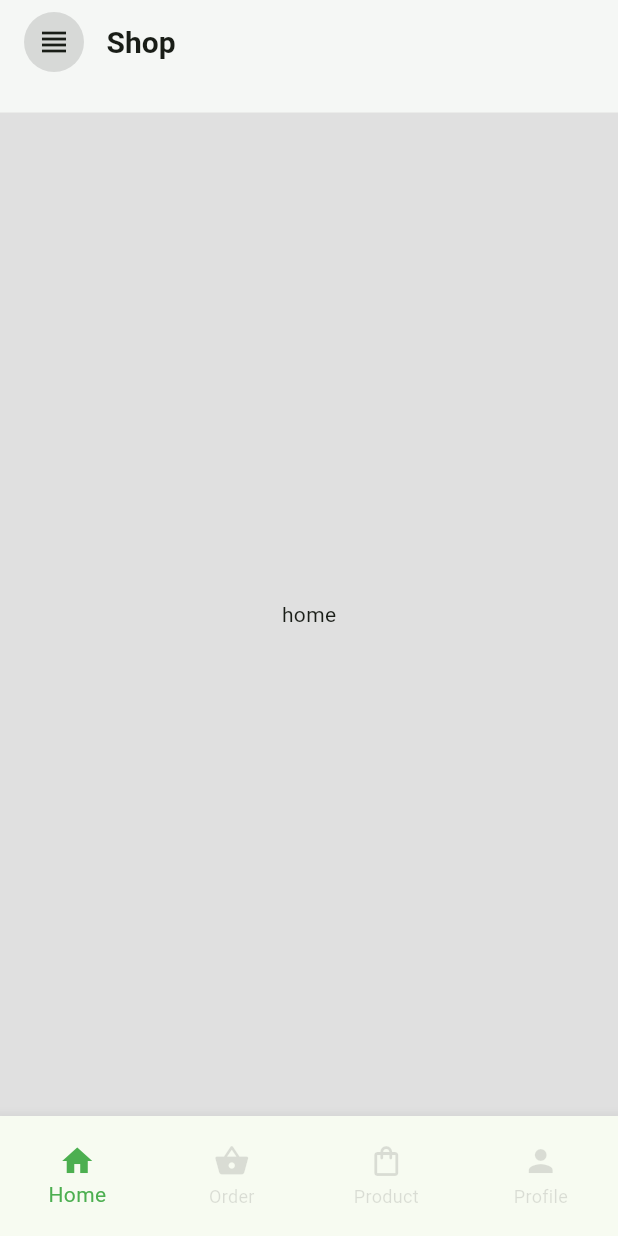
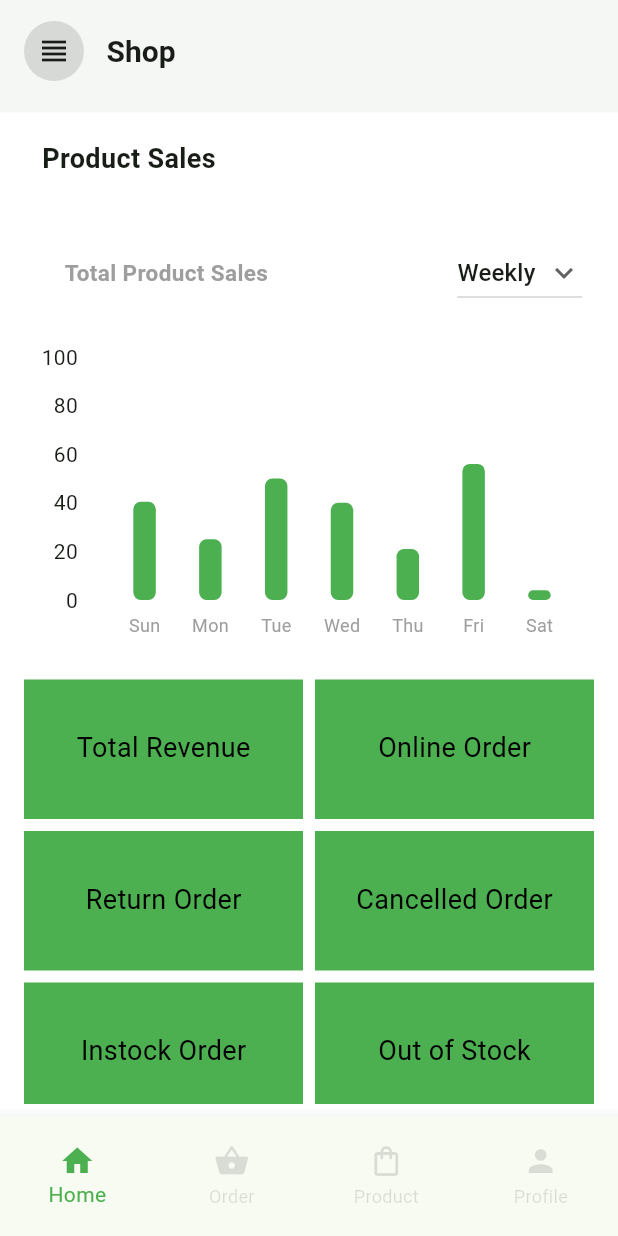
Before and after one commit to ayushmittal-1/flutter_passdn, a Flutter app: the screen it shows after launch, on a phone screen of 412 x 824 dp. Run offline on Flutter 3.47's test engine with Material 3 defaults, Android fonts, the phone set to English and light mode, and no system bars; drawn by our look-alikes of fl_chart; our stand-ins replace dotted_line.

Commit message:
HomePage

```diff
--- /dev/null
+++ b/lib/components/bar graph/bar_data.dart
@@ -0,0 +1,37 @@
+import 'package:fluttertask/components/bar%20graph/indivisual_bar.dart';
+
+class BarData{
+  final double sunAmount;
+  final double monAmount;
+  final double tueAmount;
+  final double wedAmount;
+  final double thuAmount;
+  final double friAmount;
+  final double satAmount;
+
+  BarData({
+    required this.sunAmount,
+    required this.monAmount,
+    required this.tueAmount,
+    required this.wedAmount,
+    required this.thuAmount,
+    required this.friAmount,
+    required this.satAmount
+});
+  List<IndivisualBar> barData =[];
+
+  //initialize the data
+void initializeBarData(){
+  barData=[
+    IndivisualBar(x: 0, y: sunAmount),
+    IndivisualBar(x: 1, y: monAmount),
+    IndivisualBar(x: 2, y: tueAmount),
+    IndivisualBar(x: 3, y: wedAmount),
+    IndivisualBar(x: 4, y: thuAmount),
+    IndivisualBar(x: 5, y: friAmount),
+    IndivisualBar(x: 6, y: satAmount),
+
+
+  ];
+}
+}
--- /dev/null
+++ b/lib/components/bar graph/bar_graph.dart
@@ -0,0 +1,87 @@
+import 'package:fl_chart/fl_chart.dart';
+import 'package:flutter/material.dart';
+import 'package:fluttertask/components/bar%20graph/bar_data.dart';
+import 'package:fluttertask/theme/app_pallete.dart';
+
+class MyBarGraph extends StatelessWidget {
+  final List weeklySummary;
+
+  const MyBarGraph({super.key, required this.weeklySummary});
+
+
+  @override
+  Widget build(BuildContext context) {
+    BarData myBarData = BarData(sunAmount: weeklySummary[0],
+        monAmount: weeklySummary[1],
+        tueAmount: weeklySummary[2],
+        wedAmount: weeklySummary[3],
+        thuAmount: weeklySummary[4],
+        friAmount: weeklySummary[5],
+        satAmount: weeklySummary[6]
+    );
+
+    myBarData.initializeBarData();
+    return Padding(
+      padding: const EdgeInsets.all(8.0),
+      child: BarChart(
+          BarChartData(
+
+
+            gridData: FlGridData(show: false),
+        maxY: 100,
+            minY: 0,
+            borderData: FlBorderData(show: false),
+            titlesData: FlTitlesData(
+              show: true,
+              topTitles: AxisTitles(
+                sideTitles: SideTitles(showTitles: false)
+              ),
+              rightTitles: AxisTitles(
+                  sideTitles: SideTitles(showTitles: false)
+
+              ),
+              bottomTitles: AxisTitles(
+                sideTitles: SideTitles(showTitles: true,getTitlesWidget: getBottomTitles)
+              )
+
+
+
+            ),
+            barGroups: myBarData.barData.map((data) => BarChartGroupData(x: data.x,barRods:[
+              BarChartRodData(toY: data.y,color: AppPallete.green1,width: 15,borderRadius: BorderRadius.circular(5))
+              ,] )).toList(),
+      )),
+    );
+  }
+}
+Widget getBottomTitles(double value, TitleMeta meta) {
+  const style = TextStyle(color: AppPallete.grey, fontWeight: FontWeight.normal, fontSize: 12);
+  Widget text;
+  switch (value.toInt()) {
+    case 0:
+      text = const Text('Sun', style: style);
+      break;
+    case 1:
+      text = const Text('Mon', style: style);
+      break;
+    case 2:
+      text = const Text('Tue', style: style);
+      break;
+    case 3:
+      text = const Text('Wed', style: style);
+      break;
+    case 4:
+      text = const Text('Thu', style: style);
+      break;
+    case 5:
+      text = const Text('Fri', style: style);
+      break;
+    case 6:
+      text = const Text('Sat', style: style);
+      break;
+    default:
+      text = const Text('', style: style); // Assign the Text widget to text
+      break;
+  }
+  return SideTitleWidget(axisSide: meta.axisSide, child: text);
+}
--- /dev/null
+++ b/lib/components/bar graph/indivisual_bar.dart
@@ -0,0 +1,9 @@
+class IndivisualBar{
+  final int x; //position on x axis
+  final double y;//value on y axis
+
+IndivisualBar(
+  {required this.x,
+  required this.y}
+    );
+}
--- a/lib/components/customer_info_card.dart
+++ /dev/null
@@ -1,25 +0,0 @@
-import 'package:flutter/material.dart';
-import 'package:fluttertask/theme/app_pallete.dart';
-
-class CustomerCard extends StatelessWidget {
-  const CustomerCard({Key? key}) : super(key: key);
-
-  @override
-  Widget build(BuildContext context) {
-    return Container(
-        height: 100,
-        width: 500,
-        decoration: BoxDecoration(
-            borderRadius: BorderRadius.circular(15),
-            color: AppPallete.white1),
-        child: ListTile(
-          title: Text('title'),
-          subtitle: Text('subtitle'),
-          leading: Icon(Icons.star_border_sharp),
-          trailing: IconButton(
-            icon: Icon(Icons.add),
-            onPressed: () {},
-          ),
-        ));
-  }
-}
--- /dev/null
+++ b/lib/components/grid.dart
@@ -0,0 +1,62 @@
+import 'package:flutter/material.dart';
+import 'package:fluttertask/models/objects/cancelledorder.dart';
+import 'package:fluttertask/models/objects/instockproduct.dart';
+import 'package:fluttertask/models/objects/onlineorder.dart';
+import 'package:fluttertask/models/objects/outofstockproduct.dart';
+import 'package:fluttertask/models/objects/returnorder.dart';
+import 'package:fluttertask/models/objects/totalrevenue.dart';
+import 'package:fluttertask/theme/app_pallete.dart';
+
+class Grid extends StatelessWidget {
+  const Grid({Key? key}) : super(key: key);
+
+  @override
+  Widget build(BuildContext context) {
+    final List<String> griditems = [
+      Totalrevenue().name,
+      OnlineOrder().name,
+      ReturnOrder().name,
+      CancelOrder().name,
+      InstockProduct().name,
+      OutofstockProduct().name,
+    ];
+    return Column(
+      children: [
+        GridView.builder(
+          shrinkWrap: true,
+          primary: false,
+          padding: const EdgeInsets.all(8.0),
+          gridDelegate: SliverGridDelegateWithFixedCrossAxisCount(
+            crossAxisCount: 2, // 2 columns
+            mainAxisSpacing: 8.0,
+            crossAxisSpacing: 8.0,
+            childAspectRatio: 2 / 1, // Adjust the aspect ratio as needed
+          ),
+          itemCount: griditems.length,
+          itemBuilder: (context, index) {
+            return GridTile(
+              child: Container(
+                color: AppPallete.green1,
+
+
+                child: Center(
+                  child: Container(
+                    decoration: BoxDecoration(
+                        border: Border(
+                            bottom: BorderSide(width: 1.5,color: AppPallete.green1)
+                        )
+                    ),
+                    child: Text(
+                      griditems[index],
+                      style: TextStyle(color: Colors.black, fontSize: 18),
+                    ),
+                  ),
+                ),
+              ),
+            );
+          },
+        ),
+      ],
+    );
+  }
+}
--- /dev/null
+++ b/lib/models/objects/cancelledorder.dart
@@ -0,0 +1,4 @@
+class CancelOrder{
+  String name = 'Cancelled Order';
+  int quantity = 770;
+}
--- /dev/null
+++ b/lib/models/objects/instockproduct.dart
@@ -0,0 +1,4 @@
+class InstockProduct{
+  String name = 'Instock Order';
+  int quantity = 770;
+}
--- /dev/null
+++ b/lib/models/objects/onlineorder.dart
@@ -0,0 +1,4 @@
+class OnlineOrder{
+  String name = 'Online Order';
+  int quantity = 770;
+}
--- /dev/null
+++ b/lib/models/objects/outofstockproduct.dart
@@ -0,0 +1,4 @@
+class OutofstockProduct{
+  String name = 'Out of Stock';
+  int quantity = 770;
+}
--- /dev/null
+++ b/lib/models/objects/returnorder.dart
@@ -0,0 +1,4 @@
+class ReturnOrder{
+  String name = 'Return Order';
+  int quantity = 770;
+}
--- /dev/null
+++ b/lib/models/objects/totalrevenue.dart
@@ -0,0 +1,5 @@
+class Totalrevenue{
+  String name = 'Total Revenue';
+  int quantity = 770;
+  // Totalrevenue({required this.name,required this.quantity});
+}
--- a/lib/screens/homepage.dart
+++ b/lib/screens/homepage.dart
@@ -1,21 +1,56 @@
+import 'package:flutter/cupertino.dart';
 import 'package:flutter/material.dart';
+import 'package:fluttertask/components/bar%20graph/bar_graph.dart';
+
+
 import 'package:fluttertask/theme/app_pallete.dart';
 
-class HomePage extends StatelessWidget {
+import '../components/grid.dart';
+
+class HomePage extends StatefulWidget {
   const HomePage({Key? key}) : super(key: key);
+
+  @override
+  State<HomePage> createState() => _HomePageState();
+}
+
+class _HomePageState extends State<HomePage> {
+  List<double> weeklySummary = [
+    40.40,
+    25,
+    50,
+    40,
+    21,
+    56,
+    4,
+  ];
+
+  String dropdownvalue = 'Weekly';
+
+  // List of items in our dropdown menu
+  var items = [
+    'Weekly',
+    'Monthly',
+    'Yearly',
+
+  ];
+
+
 
   @override
   Widget build(BuildContext context) {
     return SafeArea(
       child: Scaffold(
-        backgroundColor: AppPallete.background,
+        backgroundColor: AppPallete.white1,
         appBar: PreferredSize(
           preferredSize: Size.fromHeight(75),
           child: AppBar(
             backgroundColor: AppPallete.white1,
 
             elevation: 1,
-            title: Row(
+            title: Padding(
+              padding: const EdgeInsets.only(top: 12.0),
+              child: Row(
                 children: [
                   Container(
                       decoration: BoxDecoration(
@@ -37,7 +72,91 @@ class HomePage extends StatelessWidget {
               ),
             ),
           ),
-        body: Center(child: Text('home')),
+        ),
+        body: Padding(
+          padding: const EdgeInsets.all(8.0),
+          child: SingleChildScrollView(
+            child: Column(
+              children: [
+                //product sale
+                Padding(
+                  padding: const EdgeInsets.only(left: 20,top: 10,bottom: 15,),
+                  child: Row(
+                    children: [
+                      Text('Product Sales',
+                        style: TextStyle(fontSize: 18,fontWeight: FontWeight.bold),),
+
+
+                    ],
+
+                  ),
+                ),
+                //total product sales +  dropdown of weekly monthly yearly
+                Padding(
+                  padding: const EdgeInsets.only(top: 8.0,bottom: 8,left: 35),
+                  child: Row(
+                    children: [
+                      Text('Total Product Sales',
+                        style: TextStyle(fontSize: 15,fontWeight: FontWeight.bold,color: AppPallete.grey),),
+                      Spacer(),
+                      Padding(
+                        padding: const EdgeInsets.all(16.0),
+                        child: DropdownButton(
+
+                          // Initial value
+                          value: dropdownvalue,
+
+                          // Down Arrow Icon
+                          icon: const Icon(Icons.keyboard_arrow_down),
+
+                          // Array list of items
+                          items: items.map((String items) {
+                            return DropdownMenuItem(
+                              value: items,
+                              child: Text(items),
+                            );
+                          }).toList(),
+                          // After selecting the desired option,it will
+                          // change button value to selected value
+                          onChanged: (String? newValue) {
+                            setState(() {
+                              dropdownvalue = newValue!;
+                            });
+                          },
+                        ),
+                      ),
+
+                    ],
+                  ),
+                ),
+                //graph plot
+                Container(
+                  width: MediaQuery.of(context).size.width,
+                  height: 200,
+                  color: AppPallete.white1,
+                  child: MyBarGraph(
+                    weeklySummary: weeklySummary,
+                  ),
+                ),
+                //grid of items
+                 Padding(
+                   padding: const EdgeInsets.only(top: 15.0),
+                   child: Grid(),
+                 )
+
+
+
+
+
+
+
+
+
+
+              ],
+            ),
+          ),
+        ),
       ),
     );
   }
--- a/lib/screens/orderpage.dart
+++ b/lib/screens/orderpage.dart
@@ -2,7 +2,6 @@ import 'package:flutter/cupertino.dart';
 import 'package:flutter/material.dart';
 import 'package:flutter/rendering.dart';
 import 'package:flutter/widgets.dart';
-import 'package:fluttertask/components/customer_info_card.dart';
 import 'package:fluttertask/theme/app_pallete.dart';
 
 import '../components/customcard.dart';
--- a/lib/screens/productpage.dart
+++ b/lib/screens/productpage.dart
@@ -6,9 +6,58 @@ class ProductPage extends StatelessWidget {
   @override
   Widget build(BuildContext context) {
     return Scaffold(
-      body: Center(
-        child: Text('product'),
-      ),
+      body: Column(
+        children:[
+          Padding(
+            padding: const EdgeInsets.all(8.0),
+            child: Text(
+              'My Grid',
+              style: TextStyle(fontSize: 24, fontWeight: FontWeight.bold),
+            ),
+          ),
+          ResponsiveGrid(),
+        ],
+      )
     );
   }
 }
+
+class ResponsiveGrid extends StatelessWidget {
+  final List<String> griditems = [
+    'Item 1',
+    'Item 2',
+    'Item 3',
+    'Item 4',
+    'Item 5',
+    'Item 6',
+  ];
+
+  @override
+  Widget build(BuildContext context) {
+    return GridView.builder(
+      shrinkWrap: true,
+      primary: false,
+      padding: const EdgeInsets.all(8.0),
+      gridDelegate: SliverGridDelegateWithFixedCrossAxisCount(
+        crossAxisCount: 2, // 2 columns
+        mainAxisSpacing: 8.0,
+        crossAxisSpacing: 8.0,
+        childAspectRatio: 2 / 1, // Adjust the aspect ratio as needed
+      ),
+      itemCount: griditems.length,
+      itemBuilder: (context, index) {
+        return GridTile(
+          child: Container(
+            color: Colors.blueAccent,
+            child: Center(
+              child: Text(
+                griditems[index],
+                style: TextStyle(color: Colors.white, fontSize: 18),
+              ),
+            ),
+          ),
+        );
+      },
+    );
+  }
+}
--- a/pubspec.yaml
+++ b/pubspec.yaml
@@ -36,6 +36,7 @@ dependencies:
   # The following adds the Cupertino Icons font to your application.
   # Use with the CupertinoIcons class for iOS style icons.
   cupertino_icons: ^1.0.6
+  fl_chart: ^0.60.0
 
 dev_dependencies:
   flutter_test:
```
Also changed, not shown: pubspec.lock. Lines whose indentation alone changed are shown as unchanged.
